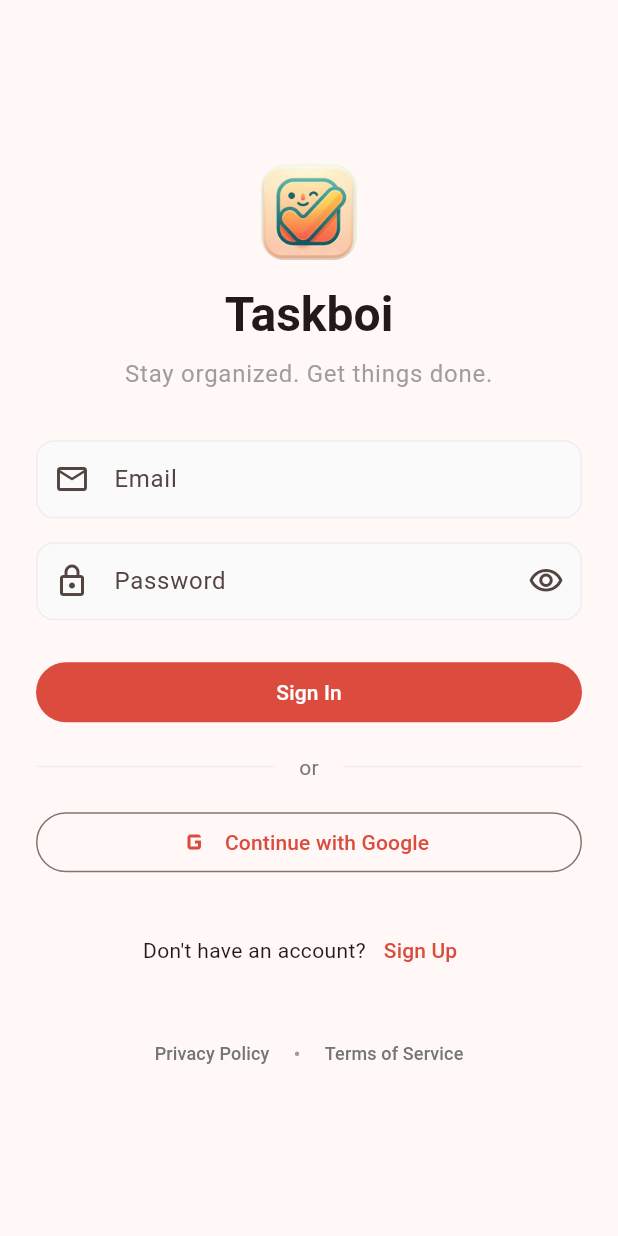
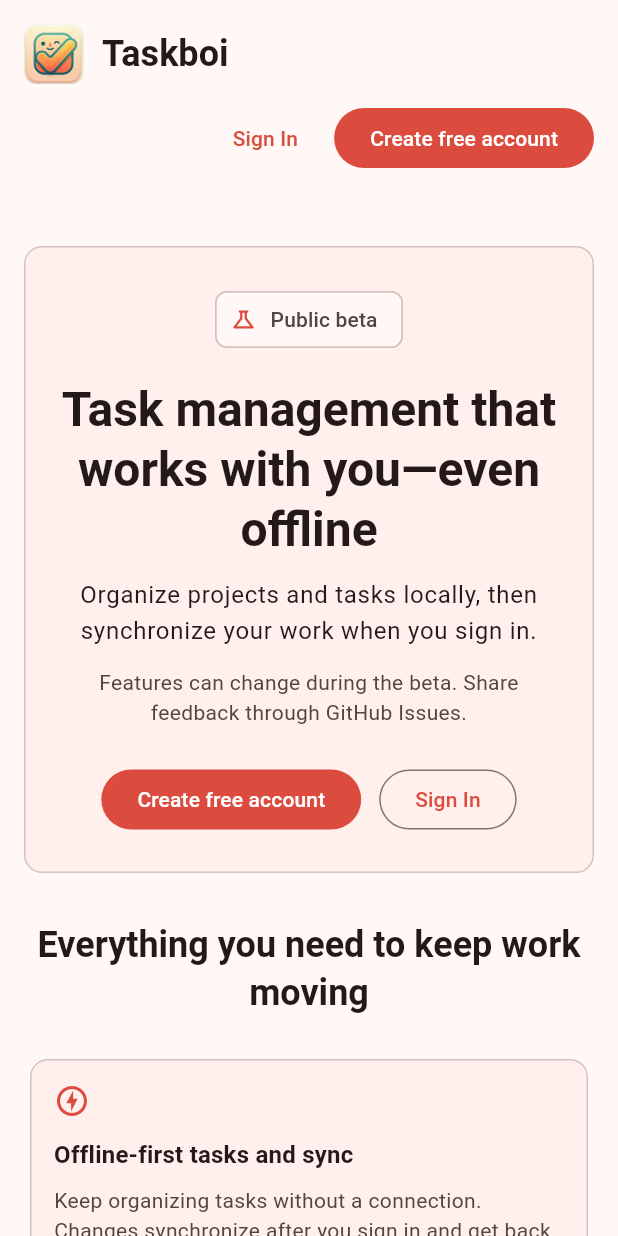
Before and after one commit to manugomez95/taskboi, a Flutter app: the screen it shows after launch, on a phone screen of 412 x 824 dp. Run offline on Flutter 3.47's test engine with Material 3 defaults, Android fonts, the phone set to English and light mode, and no system bars; our stand-ins replace app_links, connectivity_plus, drift, drift_flutter, file_picker, flutter_riverpod and 8 more; missing offline and left inert: dart:js_interop, home_widget; accounts and stored records are empty; generated files the repository leaves out were written again; statements that could not run were skipped.

Commit message:
feat(web): add public beta landing page

```diff
--- a/lib/core/router/app_router.dart
+++ b/lib/core/router/app_router.dart
@@ -6,6 +6,7 @@ import '../../features/auth/presentation/screens/loading_screen.dart';
 import '../../features/auth/presentation/screens/login_screen.dart';
 import '../../features/auth/presentation/screens/register_screen.dart';
 import '../../features/auth/providers/auth_provider.dart';
+import '../../features/landing/presentation/screens/welcome_screen.dart';
 import '../../features/projects/presentation/screens/home_screen.dart';
 import '../../features/settings/presentation/screens/about_screen.dart';
 import '../../features/settings/presentation/screens/api_keys_screen.dart';
@@ -28,56 +29,21 @@ final routerProvider = Provider<GoRouter>((ref) {
   return GoRouter(
     initialLocation: '/loading',
     redirect: (context, state) {
-      final isLoading = authState.isLoading;
       final isStartupLoading = isLoggedIn &&
           (initialSyncState.isLoading || taskPreferencesState.isLoading);
-      final isAuthRoute = state.matchedLocation == '/login' ||
-          state.matchedLocation == '/register';
-      final isLoadingRoute = state.matchedLocation == '/loading';
-
-      // While auth state, startup sync, or task view preferences are loading,
-      // keep the app on the loading screen. This prevents the task UI from
-      // rendering cached/default ordering and then shifting after startup.
-      if ((isLoading || isStartupLoading) && !isLoadingRoute) {
-        return '/loading';
-      }
-
-      // Once auth and startup data resolve, redirect from loading to the
-      // appropriate destination.
-      if (!isLoading && !isStartupLoading && isLoadingRoute) {
-        return isLoggedIn ? '/today' : '/login';
-      }
-
-      // Handle widget deep links that GoRouter incorrectly tries to route.
-      // URIs like taskboi://open/abc123 get parsed as path /abc123.
-      // Redirect unknown paths (likely task IDs) to /today.
-      final knownPaths = [
-        '/',
-        '/login',
-        '/register',
-        '/today',
-        '/upcoming',
-        '/settings',
-        '/loading'
-      ];
-      final isKnownPath = knownPaths.contains(state.matchedLocation) ||
-          state.matchedLocation.startsWith('/project/') ||
-          state.matchedLocation.startsWith('/settings/');
-      if (!isKnownPath) {
-        return '/today';
-      }
-
-      if (!isLoggedIn && !isAuthRoute) {
-        return '/login';
-      }
-
-      if (isLoggedIn && isAuthRoute) {
-        return '/today';
-      }
-
-      return null;
+      return appRedirect(
+        location: state.matchedLocation,
+        isAuthLoading: authState.isLoading,
+        isStartupLoading: isStartupLoading,
+        isLoggedIn: isLoggedIn,
+      );
     },
     routes: [
+      GoRoute(
+        path: '/welcome',
+        name: 'welcome',
+        builder: (context, state) => const WelcomeScreen(),
+      ),
       GoRoute(
         path: '/login',
         name: 'login',
@@ -173,4 +139,46 @@ final routerProvider = Provider<GoRouter>((ref) {
   );
 });
 
+String? appRedirect({
+  required String location,
+  required bool isAuthLoading,
+  required bool isStartupLoading,
+  required bool isLoggedIn,
+}) {
+  final isPublicRoute =
+      location == '/welcome' || location == '/login' || location == '/register';
+  final isLoadingRoute = location == '/loading';
+
+  if ((isAuthLoading || isStartupLoading) && !isLoadingRoute) {
+    return '/loading';
+  }
+  if (!isAuthLoading && !isStartupLoading && isLoadingRoute) {
+    return isLoggedIn ? '/today' : '/welcome';
+  }
+
+  final knownPaths = [
+    '/',
+    '/welcome',
+    '/login',
+    '/register',
+    '/today',
+    '/upcoming',
+    '/settings',
+    '/loading',
+  ];
+  final isKnownPath = knownPaths.contains(location) ||
+      location.startsWith('/project/') ||
+      location.startsWith('/settings/');
+  if (!isKnownPath) {
+    return '/today';
+  }
+  if (!isLoggedIn && !isPublicRoute) {
+    return '/welcome';
+  }
+  if (isLoggedIn && isPublicRoute) {
+    return '/today';
+  }
+  return null;
+}
+
 enum TaskFilter { all, today, upcoming }
--- /dev/null
+++ b/lib/features/landing/presentation/screens/welcome_screen.dart
@@ -0,0 +1,352 @@
+import 'package:flutter/material.dart';
+import 'package:go_router/go_router.dart';
+import 'package:url_launcher/link.dart';
+
+import '../../../../l10n/generated/app_localizations.dart';
+
+class WelcomeScreen extends StatelessWidget {
+  const WelcomeScreen({super.key});
+
+  static final _links = <String, Uri>{
+    'privacy': Uri.parse('https://taskboi.netlify.app/privacy-policy.html'),
+    'terms': Uri.parse('https://taskboi.netlify.app/terms-of-service.html'),
+    'github': Uri.parse('https://github.com/manugomez95/taskboi'),
+    'issues': Uri.parse('https://github.com/manugomez95/taskboi/issues'),
+  };
+
+  @override
+  Widget build(BuildContext context) {
+    final l10n = AppLocalizations.of(context)!;
+    final theme = Theme.of(context);
+    return Scaffold(
+      body: SafeArea(
+        child: SelectionArea(
+          child: SingleChildScrollView(
+            child: Center(
+              child: ConstrainedBox(
+                constraints: const BoxConstraints(maxWidth: 1120),
+                child: Padding(
+                  padding: const EdgeInsets.symmetric(horizontal: 16),
+                  child: Column(
+                    crossAxisAlignment: CrossAxisAlignment.stretch,
+                    children: [
+                      _Header(l10n: l10n),
+                      const SizedBox(height: 32),
+                      _Hero(l10n: l10n),
+                      const SizedBox(height: 32),
+                      Text(
+                        l10n.welcomeFeaturesTitle,
+                        textAlign: TextAlign.center,
+                        style: theme.textTheme.headlineSmall
+                            ?.copyWith(fontWeight: FontWeight.bold),
+                      ),
+                      const SizedBox(height: 24),
+                      _FeatureGrid(l10n: l10n),
+                      const SizedBox(height: 32),
+                      _Footer(l10n: l10n),
+                    ],
+                  ),
+                ),
+              ),
+            ),
+          ),
+        ),
+      ),
+    );
+  }
+}
+
+class _Header extends StatelessWidget {
+  const _Header({required this.l10n});
+  final AppLocalizations l10n;
+
+  @override
+  Widget build(BuildContext context) {
+    return Padding(
+      padding: const EdgeInsets.symmetric(vertical: 16),
+      child: LayoutBuilder(
+        builder: (context, constraints) {
+          final brand = Row(
+            mainAxisSize: MainAxisSize.min,
+            children: [
+              ClipRRect(
+                borderRadius: BorderRadius.circular(8),
+                child: Image.asset(
+                  'assets/icons/app_icon.jpg',
+                  width: 40,
+                  height: 40,
+                  semanticLabel: l10n.appName,
+                ),
+              ),
+              const SizedBox(width: 12),
+              Text(
+                l10n.appName,
+                style: Theme.of(context)
+                    .textTheme
+                    .headlineSmall
+                    ?.copyWith(fontWeight: FontWeight.bold),
+              ),
+            ],
+          );
+          final actions = [
+            TextButton(
+              onPressed: () => context.go('/login'),
+              child: Text(l10n.signIn),
+            ),
+            const SizedBox(width: 4),
+            FilledButton(
+              onPressed: () => context.go('/register'),
+              child: Text(l10n.welcomeCreateFreeAccount),
+            ),
+          ];
+          if (constraints.maxWidth < 600) {
+            return Column(
+              crossAxisAlignment: CrossAxisAlignment.stretch,
+              children: [
+                Align(alignment: Alignment.centerLeft, child: brand),
+                const SizedBox(height: 12),
+                Wrap(
+                  alignment: WrapAlignment.end,
+                  spacing: 4,
+                  runSpacing: 8,
+                  children: actions,
+                ),
+              ],
+            );
+          }
+          return Row(children: [brand, const Spacer(), ...actions]);
+        },
+      ),
+    );
+  }
+}
+
+class _Hero extends StatelessWidget {
+  const _Hero({required this.l10n});
+  final AppLocalizations l10n;
+
+  @override
+  Widget build(BuildContext context) {
+    final theme = Theme.of(context);
+    return Container(
+      padding: const EdgeInsets.all(24),
+      decoration: BoxDecoration(
+        color: theme.colorScheme.surfaceContainerLow,
+        borderRadius: BorderRadius.circular(12),
+        border: Border.all(color: theme.colorScheme.outlineVariant),
+      ),
+      child: Column(
+        children: [
+          Chip(
+            avatar: const Icon(Icons.science_outlined, size: 18),
+            label: Text(l10n.welcomeBetaBadge),
+          ),
+          const SizedBox(height: 16),
+          Text(
+            l10n.welcomeHeadline,
+            textAlign: TextAlign.center,
+            style: theme.textTheme.headlineLarge
+                ?.copyWith(fontWeight: FontWeight.bold),
+          ),
+          const SizedBox(height: 12),
+          _CenteredCopy(text: l10n.welcomeSupportingCopy, prominent: true),
+          const SizedBox(height: 12),
+          _CenteredCopy(text: l10n.welcomeBetaCaveat),
+          const SizedBox(height: 24),
+          Wrap(
+            alignment: WrapAlignment.center,
+            spacing: 12,
+            runSpacing: 12,
+            children: [
+              FilledButton(
+                key: const Key('welcome-create-account'),
+                onPressed: () => context.go('/register'),
+                child: Text(l10n.welcomeCreateFreeAccount),
+              ),
+              OutlinedButton(
+                key: const Key('welcome-sign-in'),
+                onPressed: () => context.go('/login'),
+                child: Text(l10n.signIn),
+              ),
+            ],
+          ),
+        ],
+      ),
+    );
+  }
+}
+
+class _CenteredCopy extends StatelessWidget {
+  const _CenteredCopy({required this.text, this.prominent = false});
+  final String text;
+  final bool prominent;
+
+  @override
+  Widget build(BuildContext context) {
+    final theme = Theme.of(context);
+    return ConstrainedBox(
+      constraints: const BoxConstraints(maxWidth: 680),
+      child: Text(
+        text,
+        textAlign: TextAlign.center,
+        style: prominent
+            ? theme.textTheme.bodyLarge
+            : theme.textTheme.bodyMedium
+                ?.copyWith(color: theme.colorScheme.onSurfaceVariant),
+      ),
+    );
+  }
+}
+
+class _FeatureGrid extends StatelessWidget {
+  const _FeatureGrid({required this.l10n});
+  final AppLocalizations l10n;
+
+  @override
+  Widget build(BuildContext context) {
+    final features = [
+      (
+        const Key('welcome-feature-offline'),
+        Icons.offline_bolt_outlined,
+        l10n.welcomeOfflineTitle,
+        l10n.welcomeOfflineDescription,
+      ),
+      (
+        const Key('welcome-feature-planning'),
+        Icons.account_tree_outlined,
+        l10n.welcomePlanningTitle,
+        l10n.welcomePlanningDescription,
+      ),
+      (
+        const Key('welcome-feature-backup'),
+        Icons.import_export_outlined,
+        l10n.welcomeBackupTitle,
+        l10n.welcomeBackupDescription,
+      ),
+      (
+        const Key('welcome-feature-mcp'),
+        Icons.hub_outlined,
+        l10n.welcomeMcpTitle,
+        l10n.welcomeMcpDescription,
+      ),
+    ];
+    return LayoutBuilder(
+      builder: (context, constraints) {
+        final isWide = constraints.maxWidth >= 800;
+        final cardWidth =
+            isWide ? (constraints.maxWidth - 16) / 2 : constraints.maxWidth;
+        return Wrap(
+          spacing: 16,
+          runSpacing: 16,
+          children: [
+            for (final feature in features)
+              SizedBox(
+                width: cardWidth,
+                child: _FeatureCard(
+                  key: feature.$1,
+                  icon: feature.$2,
+                  title: feature.$3,
+                  description: feature.$4,
+                ),
+              ),
+          ],
+        );
+      },
+    );
+  }
+}
+
+class _FeatureCard extends StatelessWidget {
+  const _FeatureCard({
+    super.key,
+    required this.icon,
+    required this.title,
+    required this.description,
+  });
+  final IconData icon;
+  final String title;
+  final String description;
+
+  @override
+  Widget build(BuildContext context) {
+    final theme = Theme.of(context);
+    return Card(
+      elevation: 0,
+      shape: RoundedRectangleBorder(
+        borderRadius: BorderRadius.circular(12),
+        side: BorderSide(color: theme.colorScheme.outlineVariant),
+      ),
+      child: Padding(
+        padding: const EdgeInsets.all(16),
+        child: Column(
+          crossAxisAlignment: CrossAxisAlignment.start,
+          children: [
+            Icon(icon, color: theme.colorScheme.primary),
+            const SizedBox(height: 12),
+            Text(
+              title,
+              style: theme.textTheme.titleMedium
+                  ?.copyWith(fontWeight: FontWeight.bold),
+            ),
+            const SizedBox(height: 8),
+            Text(
+              description,
+              style: theme.textTheme.bodyMedium
+                  ?.copyWith(color: theme.colorScheme.onSurfaceVariant),
+            ),
+          ],
+        ),
+      ),
+    );
+  }
+}
+
+class _Footer extends StatelessWidget {
+  const _Footer({required this.l10n});
+  final AppLocalizations l10n;
+
+  @override
+  Widget build(BuildContext context) {
+    return Column(
+      children: [
+        const Divider(),
+        const SizedBox(height: 12),
+        Wrap(
+          alignment: WrapAlignment.center,
+          spacing: 8,
+          children: [
+            _Link(l10n.privacyPolicy, WelcomeScreen._links['privacy']!),
+            _Link(l10n.termsOfService, WelcomeScreen._links['terms']!),
+            _Link(l10n.welcomeGitHub, WelcomeScreen._links['github']!),
+            _Link(l10n.welcomeGitHubIssues, WelcomeScreen._links['issues']!),
+          ],
+        ),
+        const SizedBox(height: 8),
+        Text(
+          l10n.welcomeSourceNotice,
+          textAlign: TextAlign.center,
+          style: Theme.of(context).textTheme.bodySmall,
+        ),
+        const SizedBox(height: 24),
+      ],
+    );
+  }
+}
+
+class _Link extends StatelessWidget {
+  const _Link(this.label, this.uri);
+  final String label;
+  final Uri uri;
+
+  @override
+  Widget build(BuildContext context) {
+    return Link(
+      uri: uri,
+      target: LinkTarget.blank,
+      builder: (context, followLink) => TextButton(
+        onPressed: followLink,
+        child: Text(label),
+      ),
+    );
+  }
+}
--- a/lib/l10n/app_en.arb
+++ b/lib/l10n/app_en.arb
@@ -426,5 +426,22 @@
     }
   },
   "camera": "Camera",
-  "gallery": "Gallery"
+  "gallery": "Gallery",
+  "welcomeCreateFreeAccount": "Create free account",
+  "welcomeBetaBadge": "Public beta",
+  "welcomeHeadline": "Task management that works with you—even offline",
+  "welcomeSupportingCopy": "Organize projects and tasks locally, then synchronize your work when you sign in.",
+  "welcomeBetaCaveat": "Features can change during the beta. Share feedback through GitHub Issues.",
+  "welcomeFeaturesTitle": "Everything you need to keep work moving",
+  "welcomeOfflineTitle": "Offline-first tasks and sync",
+  "welcomeOfflineDescription": "Keep organizing tasks without a connection. Changes synchronize after you sign in and get back online.",
+  "welcomePlanningTitle": "Flexible task planning",
+  "welcomePlanningDescription": "Use projects, subtasks, due dates, priorities, recurrence, and drag-and-drop ordering.",
+  "welcomeBackupTitle": "JSON backup tools",
+  "welcomeBackupDescription": "Export and import JSON backups. Confirm that a backup contains what you need and test restoring it before relying on it.",
+  "welcomeMcpTitle": "Optional MCP integration",
+  "welcomeMcpDescription": "Connect compatible AI assistants through the optional MCP integration. Availability depends on the client and service you configure.",
+  "welcomeGitHub": "GitHub",
+  "welcomeGitHubIssues": "GitHub Issues",
+  "welcomeSourceNotice": "Taskboi source is licensed under Apache-2.0."
 }
```
Also changed, not shown: lib/l10n/app_es.arb (+18 -1 lines), lib/l10n/generated/app_localizations.dart, lib/l10n/generated/app_localizations_en.dart, lib/l10n/generated/app_localizations_es.dart, 2 other files.
